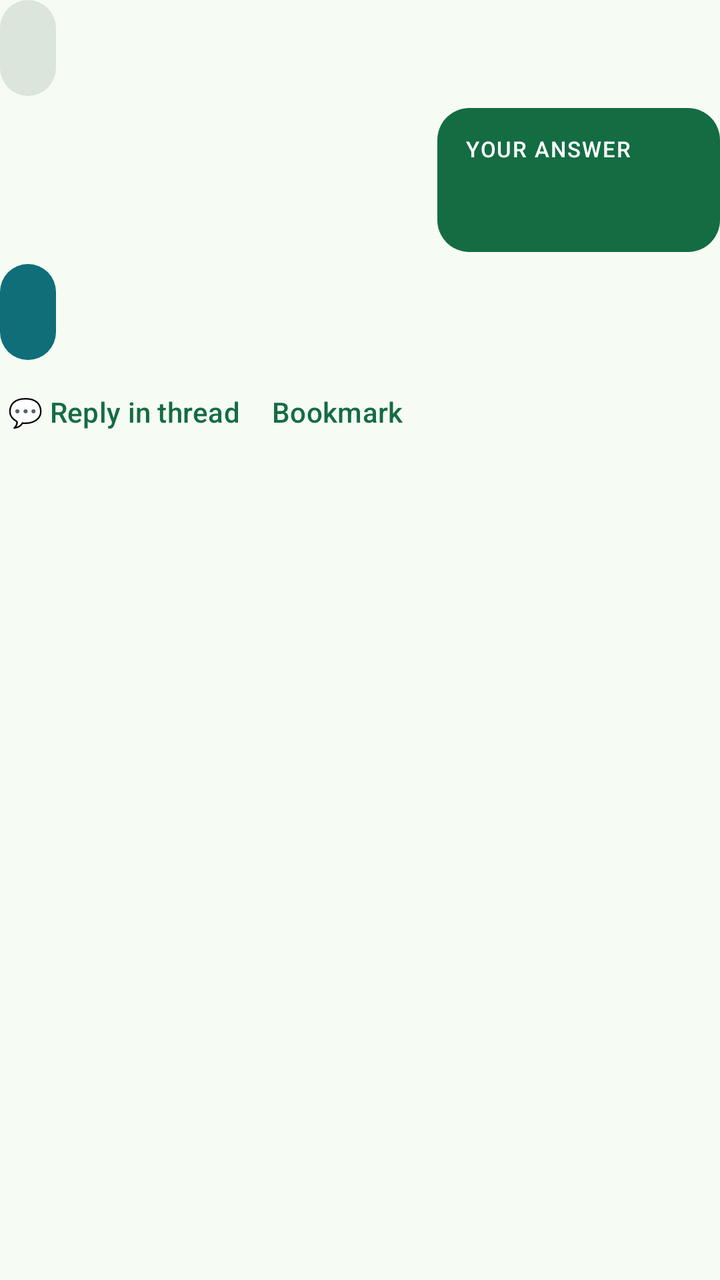
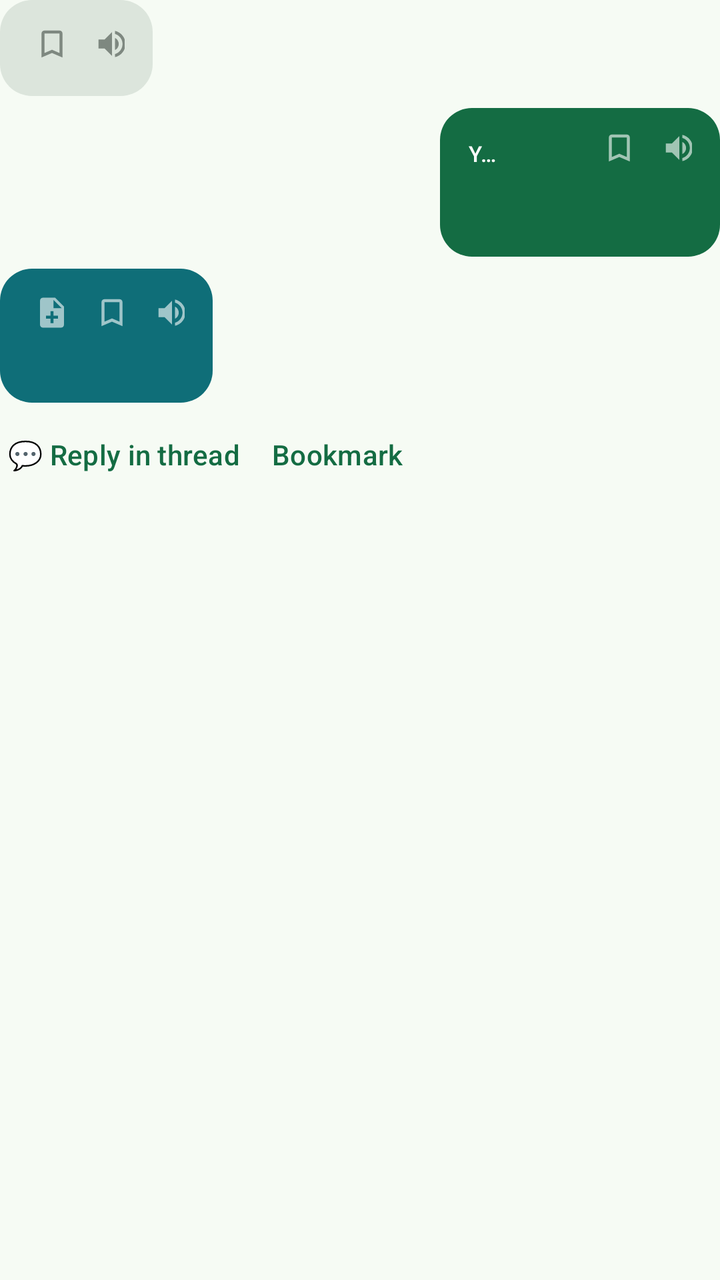

Compare the two renders of this Android layout. The source of the first and the diff that turns it into the second are given below.
<!-- AndroidManifest.xml: application theme Theme.VoiceSrs -->
<!-- res/layout/item_chat_turn.xml -->
<?xml version="1.0" encoding="utf-8"?>
<LinearLayout xmlns:android="http://schemas.android.com/apk/res/android"
    xmlns:app="http://schemas.android.com/apk/res-auto"
    android:layout_width="match_parent"
    android:layout_height="wrap_content"
    android:orientation="vertical"
    android:paddingBottom="12dp">

    
    <LinearLayout
        android:id="@+id/cardBubble"
        android:layout_width="wrap_content"
        android:layout_height="wrap_content"
        android:layout_gravity="start"
        android:layout_marginEnd="56dp"
        android:background="@drawable/bg_bubble_card"
        android:minHeight="48dp"
        android:orientation="vertical"
        android:paddingStart="14dp"
        android:paddingTop="10dp"
        android:paddingEnd="14dp"
        android:paddingBottom="10dp">

        <TextView
            android:id="@+id/questionLabel"
            android:layout_width="wrap_content"
            android:layout_height="wrap_content"
            android:letterSpacing="0.08"
            android:textAllCaps="true"
            android:textAppearance="?attr/textAppearanceLabelSmall"
            android:textColor="?attr/colorOnSurfaceVariant"
            android:layout_marginBottom="@dimen/question_label_gap"
            android:visibility="gone" />

        <TextView
            android:id="@+id/cardStem"
            android:layout_width="wrap_content"
            android:layout_height="wrap_content"
            android:ellipsize="end"
            android:maxLines="2"
            android:textAppearance="?attr/textAppearanceBodyLarge"
            android:textColor="?attr/colorOnSurfaceVariant" />

        <LinearLayout
            android:id="@+id/optionRows"
            android:layout_width="match_parent"
            android:layout_height="wrap_content"
            android:orientation="vertical"
            android:visibility="gone" />
    </LinearLayout>

    
    <LinearLayout
        android:id="@+id/userBubble"
        android:layout_width="wrap_content"
        android:layout_height="wrap_content"
        android:layout_gravity="end"
        android:layout_marginStart="56dp"
        android:layout_marginTop="6dp"
        android:background="@drawable/bg_bubble_user"
        android:minWidth="140dp"
        android:orientation="vertical"
        android:paddingStart="14dp"
        android:paddingTop="8dp"
        android:paddingEnd="14dp"
        android:paddingBottom="10dp">

        
        <LinearLayout
            android:id="@+id/userAnswerHeader"
            android:layout_width="match_parent"
            android:layout_height="wrap_content"
            android:layout_marginBottom="@dimen/answer_header_bottom"
            android:gravity="center_vertical"
            android:orientation="horizontal">

            <TextView
                android:id="@+id/userAnswerLabel"
                android:layout_width="wrap_content"
                android:layout_height="wrap_content"
                android:layout_weight="1"
                android:ellipsize="end"
                android:letterSpacing="0.06"
                android:maxLines="1"
                android:text="@string/your_answer_label"
                android:textAllCaps="true"
                android:textAppearance="?attr/textAppearanceLabelSmall"
                android:textColor="@color/bubble_user_on" />

            <TextView
                android:id="@+id/userRatingPill"
                android:layout_width="wrap_content"
                android:layout_height="wrap_content"
                android:layout_marginStart="@dimen/answer_header_gap"
                android:maxLines="1"
                android:paddingStart="10dp"
                android:paddingTop="3dp"
                android:paddingEnd="10dp"
                android:paddingBottom="3dp"
                android:textAppearance="?attr/textAppearanceLabelLarge" />
        </LinearLayout>

        <TextView
            android:id="@+id/userAnswerText"
            android:layout_width="match_parent"
            android:layout_height="wrap_content"
            android:paddingStart="10dp"
            android:paddingTop="3dp"
            android:paddingEnd="10dp"
            android:paddingBottom="3dp"
            android:textAppearance="?attr/textAppearanceBodyMedium" />

        <TextView
            android:id="@+id/userJudgeReason"
            android:layout_width="match_parent"
            android:layout_height="wrap_content"
            android:layout_marginTop="6dp"
            android:alpha="0.9"
            android:textAppearance="?attr/textAppearanceBodySmall"
            android:textColor="@color/bubble_user_on"
            android:visibility="gone" />
    </LinearLayout>

    
    <LinearLayout
        android:id="@+id/aiBubble"
        android:layout_width="wrap_content"
        android:layout_height="wrap_content"
        android:layout_gravity="start"
        android:layout_marginTop="6dp"
        android:layout_marginEnd="56dp"
        android:background="@drawable/bg_bubble_ai"
        android:minHeight="48dp"
        android:orientation="vertical"
        android:paddingStart="14dp"
        android:paddingTop="10dp"
        android:paddingEnd="14dp"
        android:paddingBottom="10dp">

        <LinearLayout
            android:id="@+id/explSection"
            android:layout_width="wrap_content"
            android:layout_height="wrap_content"
            android:orientation="vertical">

            <TextView
                android:id="@+id/explBadge"
                android:layout_width="wrap_content"
                android:layout_height="wrap_content"
                android:contentDescription="@string/expl_badge_cd"
                android:minHeight="48dp"
                android:gravity="center_vertical"
                android:text="@string/expl_badge"
                android:textAppearance="?attr/textAppearanceLabelLarge"
                android:textColor="@color/bubble_ai_on"
                android:visibility="gone" />

            <TextView
                android:id="@+id/explStatus"
                android:layout_width="wrap_content"
                android:layout_height="wrap_content"
                android:textAppearance="?attr/textAppearanceBodyMedium"
                android:textColor="@color/bubble_ai_on" />

            <TextView
                android:id="@+id/explBody"
                android:layout_width="wrap_content"
                android:layout_height="wrap_content"
                android:textAppearance="?attr/textAppearanceBodyMedium"
                android:textColor="@color/bubble_ai_on"
                android:visibility="gone" />

            <LinearLayout
                android:id="@+id/explBlocks"
                android:layout_width="match_parent"
                android:layout_height="wrap_content"
                android:orientation="vertical"
                android:visibility="gone" />

            <TextView
                android:id="@+id/explFooter"
                android:layout_width="wrap_content"
                android:layout_height="wrap_content"
                android:layout_marginTop="8dp"
                android:alpha="0.75"
                android:textAppearance="?attr/textAppearanceBodySmall"
                android:textColor="@color/bubble_ai_on"
                android:visibility="gone" />

            <Button
                android:id="@+id/explRetry"
                style="@style/Widget.Material3.Button.TextButton"
                android:layout_width="wrap_content"
                android:layout_height="wrap_content"
                android:minHeight="48dp"
                android:text="@string/expl_retry"
                android:textColor="@color/bubble_ai_on"
                android:visibility="gone" />

            <Button
                android:id="@+id/explAsk"
                style="@style/Widget.Material3.Button.TextButton"
                android:layout_width="wrap_content"
                android:layout_height="wrap_content"
                android:minHeight="48dp"
                android:text="@string/expl_ask"
                android:textColor="@color/bubble_ai_on"
                android:visibility="gone" />

            <com.google.android.material.chip.Chip
                android:id="@+id/makeCardChip"
                style="@style/Widget.Material3.Chip.Assist"
                android:layout_width="wrap_content"
                android:layout_height="wrap_content"
                android:text="@string/make_card"
                android:visibility="gone"
                app:chipMinHeight="32dp" />
        </LinearLayout>
    </LinearLayout>

    <LinearLayout
        android:layout_width="match_parent"
        android:layout_height="wrap_content"
        android:layout_marginTop="2dp"
        android:gravity="center_vertical"
        android:orientation="horizontal">

        <TextView
            android:id="@+id/threadLink"
            android:layout_width="wrap_content"
            android:layout_height="wrap_content"
            android:background="?attr/selectableItemBackground"
            android:minHeight="48dp"
            android:gravity="center_vertical"
            android:paddingStart="4dp"
            android:paddingEnd="8dp"
            android:text="@string/thread_reply"
            android:textAppearance="?attr/textAppearanceLabelLarge"
            android:textColor="?attr/colorPrimary" />

        <TextView
            android:id="@+id/bookmarkLink"
            android:layout_width="wrap_content"
            android:layout_height="wrap_content"
            android:background="?attr/selectableItemBackground"
            android:minHeight="48dp"
            android:gravity="center_vertical"
            android:paddingStart="8dp"
            android:paddingEnd="8dp"
            android:text="@string/bookmark_action"
            android:textAppearance="?attr/textAppearanceLabelLarge"
            android:textColor="?attr/colorPrimary" />
    </LinearLayout>
</LinearLayout>
<!-- resources referenced by this layout -->
<resources>
  <color name="bubble_ai_on">#FFFFFF</color>
  <color name="bubble_user_on">#FFFFFF</color>
  <dimen name="answer_header_bottom">4dp</dimen>
  <dimen name="answer_header_gap">10dp</dimen>
  <dimen name="question_label_gap">8dp</dimen>
  <!-- drawable bg_bubble_ai (drawable) -->
  <?xml version="1.0" encoding="utf-8"?>
  <shape xmlns:android="http://schemas.android.com/apk/res/android"
      android:shape="rectangle">
      <solid android:color="@color/bubble_ai" />
      <corners android:radius="16dp" />
  </shape>
  <string name="bookmark_action">Bookmark</string>
  <string name="expl_ask">Explain</string>
  <string name="expl_badge">● New</string>
  <string name="expl_badge_cd">Explanation ready, unread</string>
  <string name="expl_retry">Retry</string>
  <string name="make_card">Make a card</string>
  <string name="thread_reply">💬 Reply in thread</string>
  <string name="your_answer_label">YOUR ANSWER</string>
  <color name="bubble_ai">#0F6E78</color>
  <color name="md_theme_surfaceVariant">#DCE5DC</color>
  <color name="bubble_user">#146C43</color>
  <color name="md_theme_primary">#146C43</color>
  <color name="md_theme_onPrimary">#FFFFFF</color>
  <color name="md_theme_primaryContainer">#A4F4C4</color>
  <color name="md_theme_onPrimaryContainer">#002110</color>
  <color name="md_theme_secondary">#4D6356</color>
  <color name="md_theme_onSecondary">#FFFFFF</color>
  <color name="md_theme_secondaryContainer">#D0E8D8</color>
  <color name="md_theme_onSecondaryContainer">#0B1F15</color>
  <color name="md_theme_tertiary">#3C6472</color>
  <color name="md_theme_onTertiary">#FFFFFF</color>
  <color name="md_theme_tertiaryContainer">#C0E9FA</color>
  <color name="md_theme_onTertiaryContainer">#001F28</color>
  <color name="md_theme_background">#F6FBF4</color>
  <color name="md_theme_surface">#F6FBF4</color>
  <color name="md_theme_onSurface">#171D19</color>
  <color name="md_theme_onSurfaceVariant">#404943</color>
  <color name="md_theme_outline">#707973</color>
  <color name="md_theme_error">#BA1A1A</color>
  <color name="md_theme_onError">#FFFFFF</color>
  <!-- unchanged entries left out for length: 3 -->
</resources>

<!-- the commit's change to res/layout/item_chat_turn.xml (unified diff, before → after) -->
@@ -21,11 +21,45 @@
         android:paddingEnd="14dp"
         android:paddingBottom="10dp">
 
+        <LinearLayout
+            android:id="@+id/cardCorner"
+            android:layout_width="wrap_content"
+            android:layout_height="24dp"
+            android:layout_gravity="end"
+            android:layout_marginEnd="-6dp"
+            android:layout_marginBottom="-22dp"
+            android:orientation="horizontal">
+
+            <ImageButton
+                android:id="@+id/cardBookmarkIcon"
+                android:layout_width="24dp"
+                android:layout_height="24dp"
+                android:background="?attr/selectableItemBackgroundBorderless"
+                android:contentDescription="@string/corner_bookmark"
+                android:padding="3dp"
+                android:scaleType="fitCenter"
+                android:src="@drawable/ic_bookmark"
+                app:tint="#99404943" />
+
+            <ImageButton
+                android:id="@+id/cardPlayIcon"
+                android:layout_width="24dp"
+                android:layout_height="24dp"
+                android:background="?attr/selectableItemBackgroundBorderless"
+                android:contentDescription="@string/corner_read_aloud"
+                android:layout_marginStart="6dp"
+                android:padding="3dp"
+                android:scaleType="fitCenter"
+                android:src="@drawable/ic_volume_up"
+                app:tint="#99404943" />
+        </LinearLayout>
+
         <TextView
             android:id="@+id/questionLabel"
             android:layout_width="wrap_content"
             android:layout_height="wrap_content"
             android:letterSpacing="0.08"
+            android:paddingEnd="64dp"
             android:textAllCaps="true"
             android:textAppearance="?attr/textAppearanceLabelSmall"
             android:textColor="?attr/colorOnSurfaceVariant"
@@ -65,6 +99,39 @@
         android:paddingEnd="14dp"
         android:paddingBottom="10dp">
 
+        <LinearLayout
+            android:id="@+id/userCorner"
+            android:layout_width="wrap_content"
+            android:layout_height="24dp"
+            android:layout_gravity="end"
+            android:layout_marginEnd="-6dp"
+            android:layout_marginBottom="-22dp"
+            android:orientation="horizontal">
+
+            <ImageButton
+                android:id="@+id/userBookmarkIcon"
+                android:layout_width="24dp"
+                android:layout_height="24dp"
+                android:background="?attr/selectableItemBackgroundBorderless"
+                android:contentDescription="@string/corner_bookmark"
+                android:padding="3dp"
+                android:scaleType="fitCenter"
+                android:src="@drawable/ic_bookmark"
+                app:tint="#99FFFFFF" />
+
+            <ImageButton
+                android:id="@+id/userPlayIcon"
+                android:layout_width="24dp"
+                android:layout_height="24dp"
+                android:background="?attr/selectableItemBackgroundBorderless"
+                android:contentDescription="@string/corner_read_aloud"
+                android:layout_marginStart="6dp"
+                android:padding="3dp"
+                android:scaleType="fitCenter"
+                android:src="@drawable/ic_volume_up"
+                app:tint="#99FFFFFF" />
+        </LinearLayout>
+
         
         <LinearLayout
             android:id="@+id/userAnswerHeader"
@@ -72,7 +139,8 @@
             android:layout_height="wrap_content"
             android:layout_marginBottom="@dimen/answer_header_bottom"
             android:gravity="center_vertical"
-            android:orientation="horizontal">
+            android:orientation="horizontal"
+            android:paddingEnd="64dp">
 
             <TextView
                 android:id="@+id/userAnswerLabel"
@@ -138,6 +206,51 @@
         android:paddingBottom="10dp">
 
         <LinearLayout
+            android:id="@+id/aiCorner"
+            android:layout_width="wrap_content"
+            android:layout_height="24dp"
+            android:layout_gravity="end"
+            android:layout_marginEnd="-6dp"
+            android:layout_marginBottom="4dp"
+            android:orientation="horizontal">
+
+            <ImageButton
+                android:id="@+id/aiNoteIcon"
+                android:layout_width="24dp"
+                android:layout_height="24dp"
+                android:background="?attr/selectableItemBackgroundBorderless"
+                android:contentDescription="@string/corner_make_card"
+                android:padding="3dp"
+                android:scaleType="fitCenter"
+                android:src="@drawable/ic_note_add"
+                app:tint="#99FFFFFF" />
+
+            <ImageButton
+                android:id="@+id/aiBookmarkIcon"
+                android:layout_width="24dp"
+                android:layout_height="24dp"
+                android:background="?attr/selectableItemBackgroundBorderless"
+                android:contentDescription="@string/corner_bookmark"
+                android:layout_marginStart="6dp"
+                android:padding="3dp"
+                android:scaleType="fitCenter"
+                android:src="@drawable/ic_bookmark"
+                app:tint="#99FFFFFF" />
+
+            <ImageButton
+                android:id="@+id/aiPlayIcon"
+                android:layout_width="24dp"
+                android:layout_height="24dp"
+                android:background="?attr/selectableItemBackgroundBorderless"
+                android:contentDescription="@string/corner_read_aloud"
+                android:layout_marginStart="6dp"
+                android:padding="3dp"
+                android:scaleType="fitCenter"
+                android:src="@drawable/ic_volume_up"
+                app:tint="#99FFFFFF" />
+        </LinearLayout>
+
+        <LinearLayout
             android:id="@+id/explSection"
             android:layout_width="wrap_content"
             android:layout_height="wrap_content"
<!-- resource entries referenced after the edit -->
@@ -12,7 +12,46 @@
       <solid android:color="@color/bubble_ai" />
       <corners android:radius="16dp" />
   </shape>
+  <!-- drawable ic_bookmark (drawable) -->
+  <?xml version="1.0" encoding="utf-8"?>
+  <vector xmlns:android="http://schemas.android.com/apk/res/android"
+      android:width="18dp"
+      android:height="18dp"
+      android:viewportWidth="24"
+      android:viewportHeight="24"
+      android:tint="?attr/colorControlNormal">
+      <path
+          android:fillColor="#FFFFFFFF"
+          android:pathData="M17,3H7c-1.1,0 -1.99,0.9 -1.99,2L5,21l7,-3 7,3V5c0,-1.1 -0.9,-2 -2,-2zM17,18l-5,-2.18L7,18V5h10v13z" />
+  </vector>
+  <!-- drawable ic_note_add (drawable) -->
+  <?xml version="1.0" encoding="utf-8"?>
+  <vector xmlns:android="http://schemas.android.com/apk/res/android"
+      android:width="18dp"
+      android:height="18dp"
+      android:viewportWidth="24"
+      android:viewportHeight="24"
+      android:tint="?attr/colorControlNormal">
+      <path
+          android:fillColor="#FFFFFFFF"
+          android:pathData="M14,2H6c-1.1,0 -1.99,0.9 -1.99,2L4,20c0,1.1 0.89,2 1.99,2H18c1.1,0 2,-0.9 2,-2V8l-6,-6zM16,16h-3v3h-2v-3H8v-2h3v-3h2v3h3v2zM13,9V3.5L18.5,9H13z" />
+  </vector>
+  <!-- drawable ic_volume_up (drawable) -->
+  <?xml version="1.0" encoding="utf-8"?>
+  <vector xmlns:android="http://schemas.android.com/apk/res/android"
+      android:width="18dp"
+      android:height="18dp"
+      android:viewportWidth="24"
+      android:viewportHeight="24"
+      android:tint="?attr/colorControlNormal">
+      <path
+          android:fillColor="#FFFFFFFF"
+          android:pathData="M3,9v6h4l5,5V4L7,9H3zM16.5,12c0,-1.77 -1.02,-3.29 -2.5,-4.03v8.05c1.48,-0.73 2.5,-2.25 2.5,-4.02zM14,3.23v2.06c2.89,0.86 5,3.54 5,6.71s-2.11,5.85 -5,6.71v2.06c4.01,-0.91 7,-4.49 7,-8.77s-2.99,-7.86 -7,-8.77z" />
+  </vector>
   <string name="bookmark_action">Bookmark</string>
+  <string name="corner_bookmark">Bookmark</string>
+  <string name="corner_make_card">Make a card</string>
+  <string name="corner_read_aloud">Read aloud</string>
   <string name="expl_ask">Explain</string>
   <string name="expl_badge">● New</string>
   <string name="expl_badge_cd">Explanation ready, unread</string>
